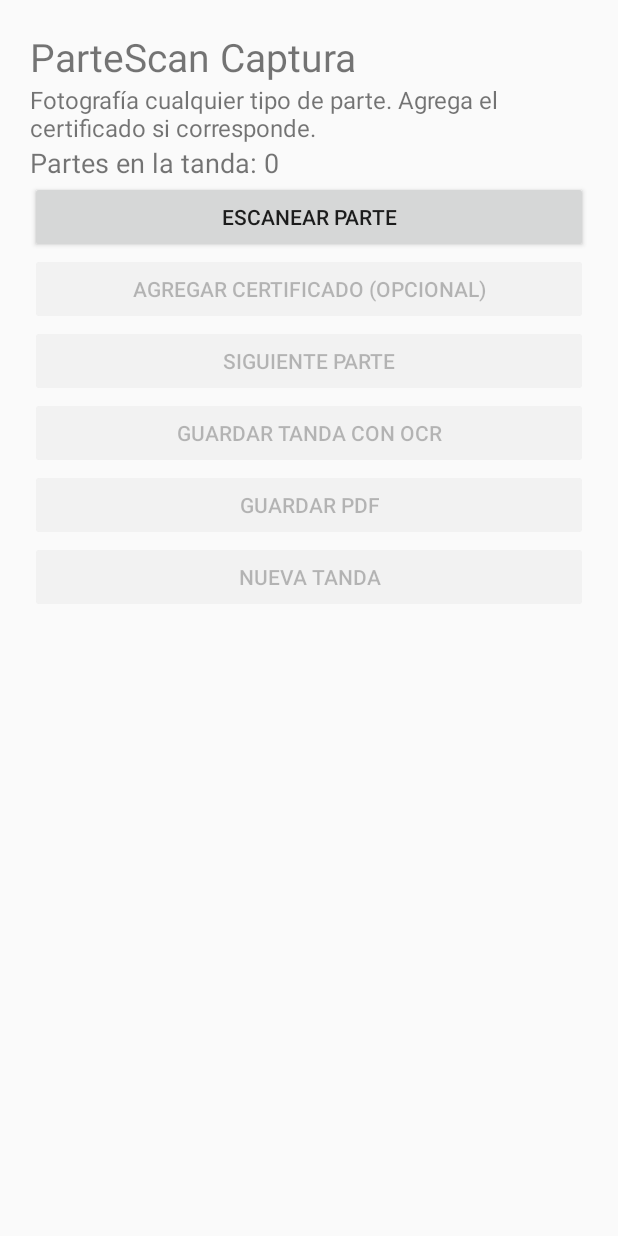
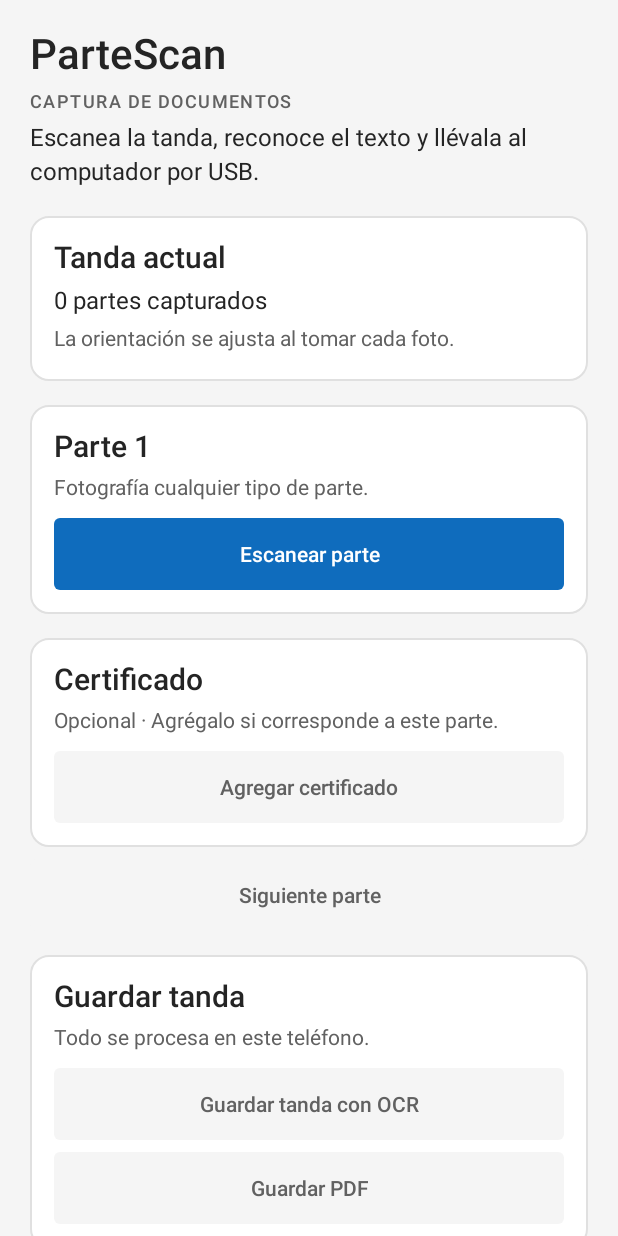
Before and after one commit to gsnmartinh/partescan-v3, an Android app: the screen it shows after launch (MainActivity), on a phone screen of 412 x 824 dp. Run offline under Robolectric (Android 15) with nearby library versions, the light colour scheme and no system bars; libraries missing offline, so code that uses them is left out: com.google.mlkit.vision.

Commit message:
Apply Fluent 2 visual design to Android capture (0.8)

```diff
--- a/android/build.gradle
+++ b/android/build.gradle
@@ -8,8 +8,8 @@ android {
         applicationId 'cl.partescan.captura'
         minSdk 28
         targetSdk 35
-        versionCode 7
-        versionName '0.7'
+        versionCode 8
+        versionName '0.8'
     }
 }
 dependencies {
--- /dev/null
+++ b/android/src/main/java/cl/partescan/captura/FluentStyle.java
@@ -0,0 +1,83 @@
+package cl.partescan.captura;
+
+import android.content.Context;
+import android.content.res.Configuration;
+import android.content.res.ColorStateList;
+import android.graphics.Color;
+import android.graphics.Typeface;
+import android.graphics.drawable.GradientDrawable;
+import android.graphics.drawable.RippleDrawable;
+import android.widget.Button;
+import android.widget.LinearLayout;
+import android.widget.TextView;
+
+/** Fluent 2 visual tokens, using Android's native Roboto type ramp and touch targets. */
+final class FluentStyle {
+    private final Context context;
+    final boolean dark;
+    final int background, surface, foreground, secondary, stroke, brand, onBrand, disabled;
+
+    FluentStyle(Context context) {
+        this.context = context;
+        dark = (context.getResources().getConfiguration().uiMode & Configuration.UI_MODE_NIGHT_MASK)
+                == Configuration.UI_MODE_NIGHT_YES;
+        background = color(dark ? "#1F1F1F" : "#F5F5F5");
+        surface = color(dark ? "#292929" : "#FFFFFF");
+        foreground = color(dark ? "#FFFFFF" : "#242424");
+        secondary = color(dark ? "#ADADAD" : "#616161");
+        stroke = color(dark ? "#666666" : "#D1D1D1");
+        brand = color(dark ? "#479EF5" : "#0F6CBD");
+        onBrand = color(dark ? "#0A0A0A" : "#FFFFFF");
+        disabled = color(dark ? "#424242" : "#E0E0E0");
+    }
+
+    private static int color(String hex) { return Color.parseColor(hex); }
+    int dp(int value) { return Math.round(value * context.getResources().getDisplayMetrics().density); }
+
+    private GradientDrawable shape(int fill, int border, int radius) {
+        GradientDrawable result = new GradientDrawable();
+        result.setColor(fill);
+        result.setCornerRadius(dp(radius));
+        if (border != Color.TRANSPARENT) result.setStroke(dp(1), border);
+        return result;
+    }
+
+    GradientDrawable surface() { return shape(background, Color.TRANSPARENT, 8); }
+
+    LinearLayout card(LinearLayout parent) {
+        LinearLayout card = new LinearLayout(context);
+        card.setOrientation(LinearLayout.VERTICAL);
+        card.setPadding(dp(16), dp(16), dp(16), dp(12));
+        card.setBackground(shape(surface, dark ? color("#424242") : color("#E0E0E0"), 12));
+        LinearLayout.LayoutParams layout = new LinearLayout.LayoutParams(-1, -2);
+        layout.topMargin = dp(12);
+        layout.bottomMargin = dp(4);
+        parent.addView(card, layout);
+        return card;
+    }
+
+    void text(TextView view, int size) {
+        view.setTextSize(size);
+        view.setTextColor(size == 12 || size == 14 ? secondary : foreground);
+        view.setTypeface(Typeface.create(size >= 20 || size == 12 ? "sans-serif-medium" : "sans-serif", Typeface.NORMAL));
+        view.setLineSpacing(dp(4), 1f);
+        view.setIncludeFontPadding(false);
+        if (size == 12) view.setLetterSpacing(.08f);
+    }
+
+    void button(Button button, boolean primary, boolean enabled) {
+        button.setAllCaps(false);
+        button.setTextSize(14);
+        button.setTypeface(Typeface.create("sans-serif-medium", Typeface.NORMAL));
+        button.setMinHeight(dp(48));
+        button.setMinimumHeight(dp(48));
+        button.setPadding(dp(16), dp(10), dp(16), dp(10));
+        button.setStateListAnimator(null);
+        button.setElevation(0);
+        int fill = !enabled ? background : primary ? brand : surface;
+        button.setTextColor(!enabled ? secondary : primary ? onBrand : foreground);
+        GradientDrawable base = shape(fill, primary || !enabled ? Color.TRANSPARENT : stroke, 4);
+        button.setBackground(new RippleDrawable(ColorStateList.valueOf(dark ? 0x33FFFFFF : 0x22000000),
+                base, shape(Color.WHITE, Color.TRANSPARENT, 4)));
+    }
+}
--- a/android/src/main/java/cl/partescan/captura/MainActivity.java
+++ b/android/src/main/java/cl/partescan/captura/MainActivity.java
@@ -42,6 +42,7 @@ import com.google.mlkit.vision.text.latin.TextRecognizerOptions;
 
 public class MainActivity extends Activity {
     private File folder;
+    private FluentStyle fluent;
     private final ArrayList<String> pages = new ArrayList<>();
     private final ArrayList<Integer> attachments = new ArrayList<>();
     private int completedParts;
@@ -52,6 +53,10 @@ public class MainActivity extends Activity {
 
     @Override public void onCreate(Bundle state) {
         super.onCreate(state);
+        fluent = new FluentStyle(this);
+        getWindow().setStatusBarColor(fluent.background);
+        getWindow().setNavigationBarColor(fluent.background);
+        getWindow().getDecorView().setSystemUiVisibility(fluent.dark ? 0 : android.view.View.SYSTEM_UI_FLAG_LIGHT_STATUS_BAR | android.view.View.SYSTEM_UI_FLAG_LIGHT_NAVIGATION_BAR);
         folder = new File(getCacheDir(), "capturas");
         folder.mkdirs();
         if (state != null) {
@@ -86,28 +91,41 @@ public class MainActivity extends Activity {
         body.setPadding(padding, padding, padding, padding);
         scroll.addView(body);
         setContentView(scroll);
-        label(body, "ParteScan Captura", 26);
-        label(body, "Fotografía cualquier tipo de parte. Agrega el certificado si corresponde.", 16);
+        scroll.setBackgroundColor(fluent.background);
+        label(body, "ParteScan", 28);
+        label(body, "CAPTURA DE DOCUMENTOS", 12);
+        label(body, "Escanea la tanda, reconoce el texto y llévala al computador por USB.", 16);
         int count = completedParts + (part == null ? 0 : 1);
-        label(body, "Partes en la tanda: " + count, 18);
-        if (part != null) label(body, "Parte " + (completedParts + 1), 16);
-        button(body, part == null ? "Escanear parte" : "Repetir foto del parte", true, () -> capture(PART));
-        preview(body, part, "Foto del parte");
-        if (part != null) button(body, "Girar parte ↻", true, () -> orientPhoto(part, false));
-        button(body, certificate == null ? "Agregar certificado (opcional)" : "Repetir foto del certificado",
+        LinearLayout summary = fluent.card(body);
+        label(summary, "Tanda actual", 20);
+        label(summary, count + (count == 1 ? " parte capturado" : " partes capturados"), 16);
+        label(summary, "La orientación se ajusta al tomar cada foto.", 14);
+        LinearLayout captureCard = fluent.card(body);
+        label(captureCard, "Parte " + (completedParts + 1), 20);
+        label(captureCard, "Fotografía cualquier tipo de parte.", 14);
+        preview(captureCard, part, "Foto del parte");
+        button(captureCard, part == null ? "Escanear parte" : "Repetir foto del parte", true, () -> capture(PART), true);
+        if (part != null) button(captureCard, "Girar parte ↻", true, () -> orientPhoto(part, false));
+        LinearLayout certificateCard = fluent.card(body);
+        label(certificateCard, "Certificado", 20);
+        label(certificateCard, "Opcional · Agrégalo si corresponde a este parte.", 14);
+        preview(certificateCard, certificate, "Foto del certificado");
+        button(certificateCard, certificate == null ? "Agregar certificado" : "Repetir foto del certificado",
                 part != null, () -> capture(CERTIFICATE));
-        preview(body, certificate, "Foto del certificado");
-        if (certificate != null) button(body, "Girar certificado ↻", true, () -> orientPhoto(certificate, false));
         if (certificate != null) {
-            button(body, "Quitar certificado", true, () -> {
+            button(certificateCard, "Girar certificado ↻", true, () -> orientPhoto(certificate, false));
+            button(certificateCard, "Quitar certificado", true, () -> {
                 delete(certificate);
                 certificate = null;
                 render("");
             });
         }
         button(body, "Siguiente parte", part != null, () -> capture(NEXT));
-        button(body, "Guardar tanda con OCR", count > 0, () -> save(true));
-        button(body, "Guardar PDF", count > 0, () -> save(false));
+        LinearLayout exportCard = fluent.card(body);
+        label(exportCard, "Guardar tanda", 20);
+        label(exportCard, "Todo se procesa en este teléfono.", 14);
+        button(exportCard, "Guardar tanda con OCR", count > 0, () -> save(true), true);
+        button(exportCard, "Guardar PDF", count > 0, () -> save(false));
         button(body, "Nueva tanda", count > 0, () ->
             new android.app.AlertDialog.Builder(this)
                 .setMessage("¿Borrar las capturas de esta tanda?")
@@ -122,22 +140,55 @@ public class MainActivity extends Activity {
                     part = certificate = null;
                     render("");
                 }).show());
-        label(body, message, 16);
+        if (!message.isEmpty()) {
+            LinearLayout notice = fluent.card(body);
+            label(notice, message, 14);
+            notice.setAccessibilityLiveRegion(android.view.View.ACCESSIBILITY_LIVE_REGION_POLITE);
+        }
     }
 
     private void label(LinearLayout body, String text, int size) {
         TextView view = new TextView(this);
         view.setText(text);
-        view.setTextSize(size);
-        body.addView(view);
+        fluent.text(view, size);
+        LinearLayout.LayoutParams layout = new LinearLayout.LayoutParams(-1, -2);
+        layout.bottomMargin = fluent.dp(8);
+        body.addView(view, layout);
     }
 
     private void button(LinearLayout body, String text, boolean enabled, Runnable action) {
+        button(body, text, enabled, action, false);
+    }
+
+    private void button(LinearLayout body, String text, boolean enabled, Runnable action, boolean primary) {
         Button button = new Button(this);
         button.setText(text);
         button.setEnabled(enabled);
+        fluent.button(button, primary, enabled);
         button.setOnClickListener(view -> action.run());
-        body.addView(button);
+        LinearLayout.LayoutParams layout = new LinearLayout.LayoutParams(-1, -2);
+        layout.topMargin = fluent.dp(4);
+        layout.bottomMargin = fluent.dp(4);
+        body.addView(button, layout);
+    }
+
+    private void progress(String message) {
+        LinearLayout panel = new LinearLayout(this);
+        panel.setOrientation(LinearLayout.VERTICAL);
+        panel.setGravity(android.view.Gravity.CENTER);
+        panel.setPadding(fluent.dp(24), fluent.dp(24), fluent.dp(24), fluent.dp(24));
+        panel.setBackgroundColor(fluent.background);
+        android.widget.ProgressBar spinner = new android.widget.ProgressBar(this);
+        spinner.setIndeterminateTintList(android.content.res.ColorStateList.valueOf(fluent.brand));
+        panel.addView(spinner);
+        TextView text = new TextView(this);
+        text.setGravity(android.view.Gravity.CENTER);
+        text.setText(message);
+        fluent.text(text, 16);
+        text.setPadding(0, fluent.dp(16), 0, 0);
+        text.setAccessibilityLiveRegion(android.view.View.ACCESSIBILITY_LIVE_REGION_POLITE);
+        panel.addView(text);
+        setContentView(panel);
     }
 
     private void preview(LinearLayout body, String name, String description) {
@@ -145,6 +196,9 @@ public class MainActivity extends Activity {
         try {
             ImageView view = new ImageView(this);
             view.setContentDescription(description);
+            view.setScaleType(ImageView.ScaleType.FIT_CENTER);
+            view.setBackground(fluent.surface());
+            view.setClipToOutline(true);
             view.setImageBitmap(decode(name, 500));
             int height = Math.round(210 * getResources().getDisplayMetrics().density);
             body.addView(view, ViewGroup.LayoutParams.MATCH_PARENT, height);
@@ -250,9 +304,7 @@ public class MainActivity extends Activity {
 
     // ImageDecoder already applies camera EXIF. Detect text direction in those decoded pixels.
     private void orientPhoto(String name, boolean automatic) {
-        TextView progress = new TextView(this);
-        progress.setText(automatic ? "Orientando la foto…" : "Girando la foto…");
-        setContentView(progress);
+        progress(automatic ? "Orientando la foto…" : "Girando la foto…");
         setRequestedOrientation(android.content.pm.ActivityInfo.SCREEN_ORIENTATION_LOCKED);
         new Thread(() -> {
             String message = "";
@@ -343,9 +395,7 @@ public class MainActivity extends Activity {
             certificates.add(photos.size());
             photos.add(certificate);
         }
-        TextView progress = new TextView(this);
-        progress.setText("Reconociendo texto en el teléfono…");
-        setContentView(progress);
+        progress("Reconociendo texto en el teléfono…");
         new Thread(() -> {
             String message;
             TextRecognizer reader = TextRecognition.getClient(TextRecognizerOptions.DEFAULT_OPTIONS);
```
